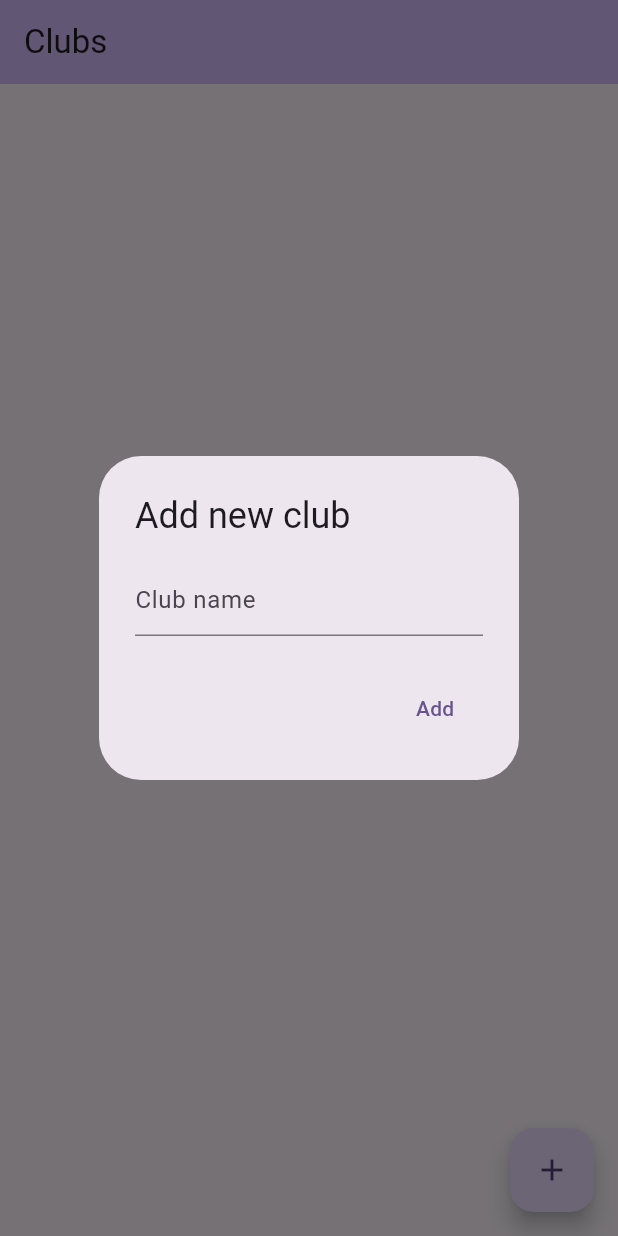
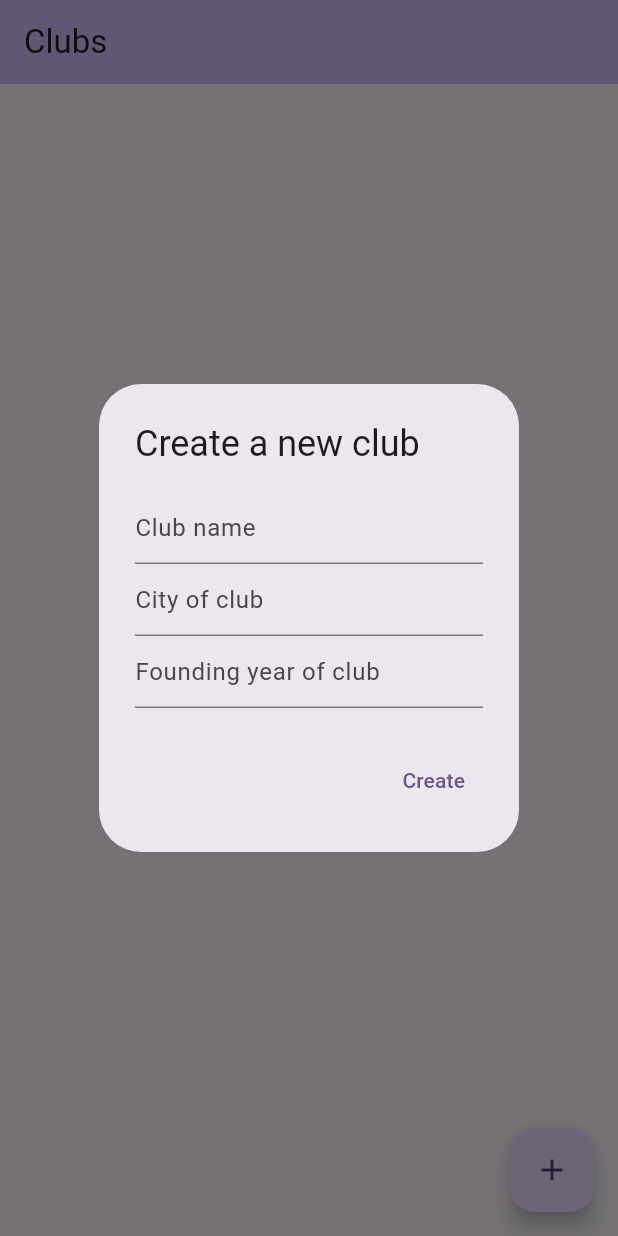
Before and after one commit to AdrianJaeger/club-app, a Flutter app: the screen it shows after launch, after a tap on the "add" icon, on a phone screen of 412 x 824 dp. Run offline on Flutter 3.47's test engine with Material 3 defaults, Android fonts, the phone set to English and light mode, and no system bars; our stand-ins replace sqflite; accounts and stored records are empty.

Commit message:
more info about club closes #4

```diff
--- a/lib/database_helper.dart
+++ b/lib/database_helper.dart
@@ -34,8 +34,9 @@ class DatabaseHelper {
 
     return await openDatabase(
       path,
-      version: 1,
+      version: 3,
       onCreate: _onCreate,
+      onUpgrade: _onUpgrade,
     );
   }
 
@@ -44,7 +45,9 @@ class DatabaseHelper {
     await db.execute('''
       CREATE TABLE clubs (
         id INTEGER PRIMARY KEY AUTOINCREMENT,
-        name TEXT NOT NULL
+        name TEXT NOT NULL,
+        city TEXT NOT NULL,
+        year TEXT NOT NULL
       )
     ''');
 
@@ -61,6 +64,13 @@ class DatabaseHelper {
     ''');
   }
 
+  Future<void> _onUpgrade(Database db, int oldVersion, int newVersion) async {
+    if (oldVersion < 3) {
+      await db.execute("ALTER TABLE clubs ADD COLUMN year TEXT NOT NULL DEFAULT 'Unknown'");
+    }
+  }
+
+
   // get all existing clubs from db
   Future<List<Map<String, dynamic>>> getClubs() async {
     final db = await database;
@@ -68,11 +78,13 @@ class DatabaseHelper {
   }
 
   // add a new club to db
-  Future<int> addClub(String name) async {
+  Future<int> addClub(String name, String city, String year) async {
     final db = await database;
     return await db.insert(
       'clubs',
-      {'name': name},
+      {'name': name,
+       'city': city,
+       'year': year},
       conflictAlgorithm: ConflictAlgorithm.replace,
     );
   }
--- a/lib/main.dart
+++ b/lib/main.dart
@@ -51,34 +51,71 @@ class _MyHomePageState extends State<MyHomePage> {
 
   // add a new club to db
   void _newClub() async {
-    final name = await _addClubDialog();
-    if (name != null && name.isNotEmpty) {
-      await DatabaseHelper.instance.addClub(name);
+    final clubData = await _createClubDialog();
+    if (clubData != null && clubData['name']!.isNotEmpty) {
+      int id = await DatabaseHelper.instance.addClub(
+        clubData['name']!,
+        clubData['city']!,
+        clubData['year']!,
+      );
+      debugPrint('New club added with ID: $id');
       _loadClubs();
     }
   }
 
   // Dialog for adding clubs
-  Future<String?> _addClubDialog() async {
+  Future<Map<String, String>?> _createClubDialog() async {
     String? clubName;
-    return showDialog<String>(
+    String? clubCity;
+    String? clubYear;
+
+    return showDialog<Map<String, String>>(
       context: context,
       builder:(context) {
         return AlertDialog(
-          title: const Text('Add new club'),
-          content:TextField(
-            onChanged: (value) {
-              clubName = value;
-            },
-            decoration: const InputDecoration(hintText: 'Club name'),
+          title: const Text('Create a new club'),
+          content: Column(
+            mainAxisSize: MainAxisSize.min,
+            children: [
+              TextField(
+                onChanged: (value) {
+                  clubName = value;
+                },
+                decoration: const InputDecoration(hintText: 'Club name'),
+                keyboardType: TextInputType.text,
+                textCapitalization: TextCapitalization.sentences,
+              ),
+              TextField(
+                onChanged: (value) {
+                  clubCity = value;
+                },
+                decoration: const InputDecoration(hintText: 'City of club'),
+                keyboardType: TextInputType.text,
+                textCapitalization: TextCapitalization.sentences,
+              ),
+              TextField(
+                onChanged: (value) {
+                  clubYear = value;
+                },
+                decoration: const InputDecoration(hintText: 'Founding year of club'),
+                keyboardType: TextInputType.number,
+              ),
+            ],
           ),
           actions: <Widget>[
             TextButton(
               onPressed: () {
-                HapticFeedback.mediumImpact();
-                Navigator.of(context).pop(clubName);
+                if (clubName != null && clubName!.isNotEmpty &&
+                    clubCity != null && clubCity!.isNotEmpty) {
+                  HapticFeedback.mediumImpact();
+                  Navigator.of(context).pop({
+                    'name': clubName ?? '',
+                    'city': clubCity ?? '',
+                    'year': clubYear ?? '',
+                });
+                }
               },
-              child: const Text('Add'),
+              child: const Text('Create'),
             ),
           ],
         );
```
